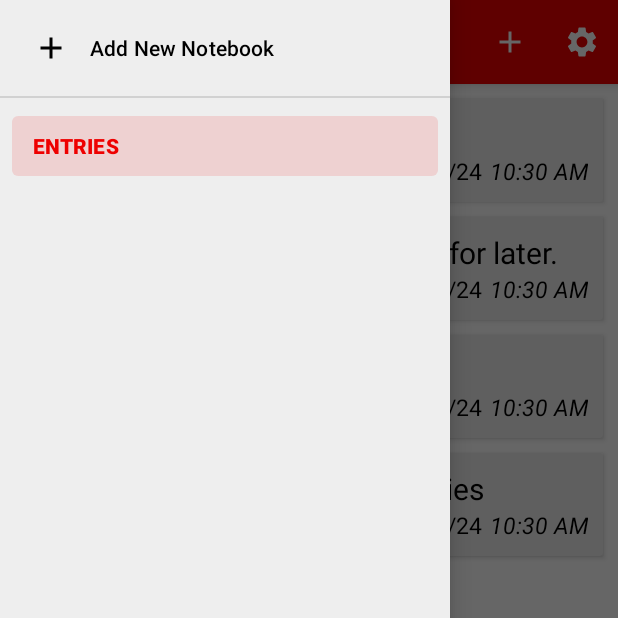
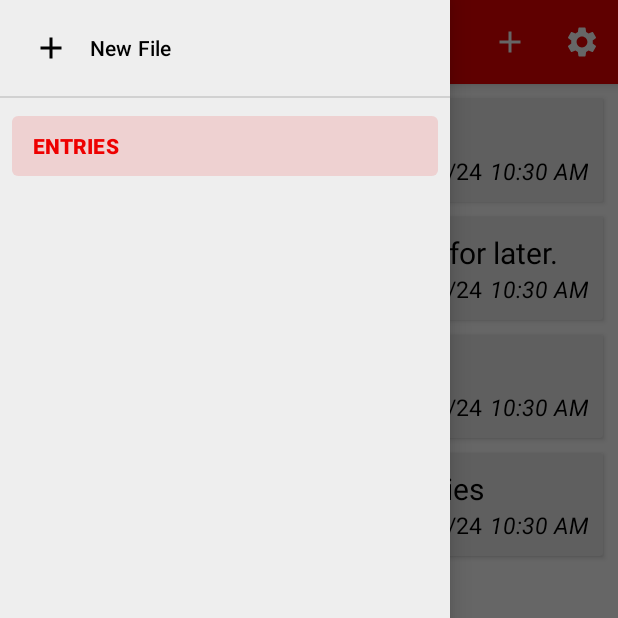
Before and after one commit to Yukon2077/Notes_By_Yukon, an Android app: the screen it shows after launch (MainActivity), in the side drawer, after a tap on "ENTRIES", on a phone screen of 412 x 824 dp, the top half of it. Run offline under Robolectric (Android 15) with nearby library versions, the phone set to English and light mode, and no system bars.

Commit message:
It Works

```diff
--- a/app/src/main/java/activities/MainActivity.java
+++ b/app/src/main/java/activities/MainActivity.java
@@ -22,6 +22,7 @@ import android.database.sqlite.SQLiteDatabase;
 import android.os.Bundle;
 import android.view.Menu;
 import android.view.MenuItem;
+import android.view.SubMenu;
 import android.view.ViewGroup;
 import android.widget.EditText;
 import android.widget.FrameLayout;
@@ -93,18 +94,15 @@ public class MainActivity extends AppCompatActivity implements NavigationView.On
         drawerLayout = findViewById(R.id.drawer_layout);
         navigationView.setNavigationItemSelectedListener(this);
         navMenu = navigationView.getMenu();
-
         for (int i = 0; i < tables.size(); i++)
         {
             String text = tables.get(i);
             int resourceId = this.getResources().getIdentifier(text, "string", this.getPackageName());
             navMenu.add(R.id.group, resourceId,1,text);
         }
-        navMenu.setGroupCheckable(R.id.group,true,true);
-
+        navMenu.setGroupCheckable(R.id.group,true,false);
         navMenu.getItem(1).setChecked(true);
-
-
+        toolbar.setTitle(navMenu.getItem(1).getTitle());
 
     }
 
@@ -171,11 +169,18 @@ public class MainActivity extends AppCompatActivity implements NavigationView.On
             case R.id.nav_add:
                 addTableDialog(this);
                 break;
-            /*default:
-                item.setChecked(true);*/
+            default:
+                if(item!=null){
+                    String text = String.valueOf(item.getTitle());
+                    CURRENT_TABLE = text;
+                    toolbar.setTitle(text);
+                    db = notesSQLiteHelper.getReadableDatabase();
+                    entryAdapter.swapCursor(notesSQLiteHelper.getAllItems(db, CURRENT_TABLE));
+                }
         }
         return true;
     }
+
     public void addTableDialog(Context context){
         AlertDialog.Builder builder = new AlertDialog.Builder(this);
         builder.setTitle("Add Notebook");
@@ -205,12 +210,6 @@ public class MainActivity extends AppCompatActivity implements NavigationView.On
                 dialog.cancel();
             }
         });
-        /*builder.setNegativeButton("No", new DialogInterface.OnClickListener() {
-            @Override
-            public void onClick(DialogInterface dialog, int which) {
-                finish();
-            }
-        });*/
         builder.setCancelable(true);
         builder.show();
 
--- a/app/src/main/res/menu/empty_menu.xml
+++ b/app/src/main/res/menu/empty_menu.xml
@@ -2,12 +2,12 @@
 <menu xmlns:android="http://schemas.android.com/apk/res/android">
     <item
         android:id="@+id/nav_add"
-        android:title="Add New Notebook"
+        android:title="New File"
         android:icon="@drawable/ic_add"/>
 
-    <group android:id="@+id/group"
-        android:checkableBehavior="single"
-        android:orderInCategory="1">
+        <group android:id="@+id/group"
+            android:checkableBehavior="single"
+            android:orderInCategory="1">
+        </group>
 
-    </group>
 </menu>
```
